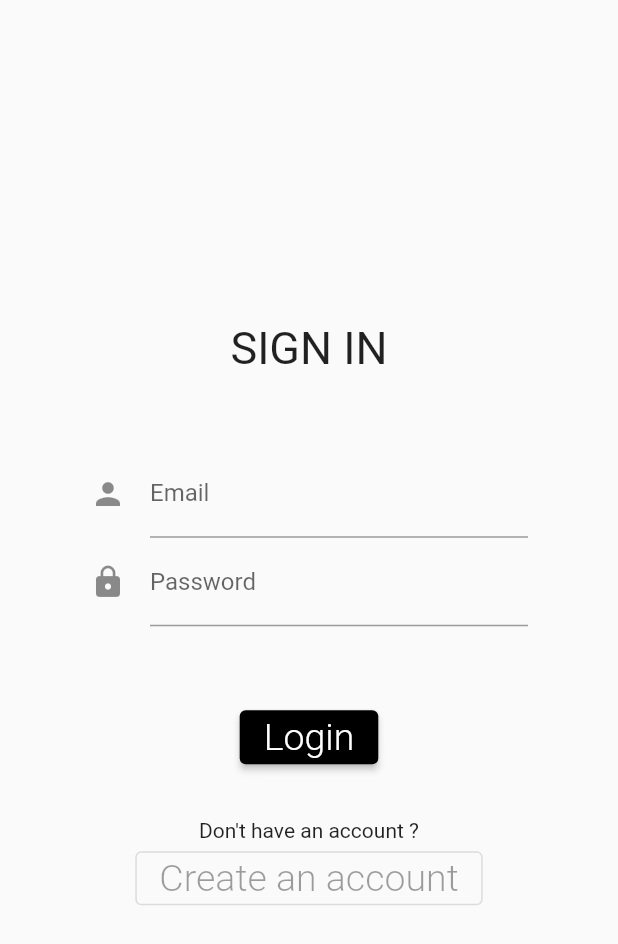
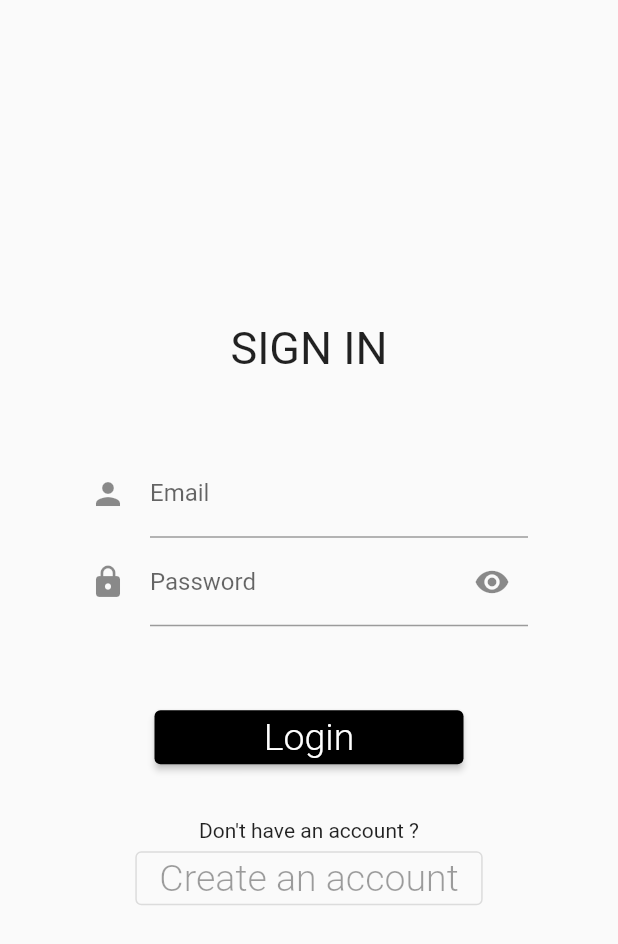
Before and after one commit to a-chatelard/flutter-intro, a Flutter app: the LoginScreen widget shown alone on an empty page, opened directly, on a phone screen of 412 x 824 dp. Shown: the top 944 px of the screen. Run offline on Flutter 3.47's test engine with Material 2 defaults, Android fonts, the phone set to English and light mode, and no system bars; our stand-ins replace camera; missing offline and left inert: function_tree.

Commit message:
avancée

```diff
--- /dev/null
+++ b/lib/app/screens/app_routes.dart
@@ -0,0 +1,20 @@
+import 'package:flutter/cupertino.dart';
+import 'package:projects/app/screens/auth/login_screen.dart';
+import 'package:projects/app/screens/calcul_history/calcul_history_details_screen.dart';
+import 'package:projects/app/screens/calcul_history/calcul_history_screen.dart';
+import 'package:projects/app/screens/calculator/calculator_screen.dart';
+import 'package:projects/app/screens/splash/splash_screen.dart';
+
+const splashScreen = '/';
+const loginScreen = '/login';
+const homeScreen = '/home';
+const calculHistoryScreen = 'history';
+const calculHistoryDetailsScreen = '/history-details';
+
+Map<String, WidgetBuilder> appRoutes = {
+  splashScreen: (context) => SplashScreen(),
+  loginScreen: (context) => LoginScreen(),
+  homeScreen: (context) => CalculatorScreen(),
+  calculHistoryScreen: (context) => CalculHistoryScreen(),
+  calculHistoryDetailsScreen: ((context) => const CalculHistoryDetailsScreen())
+};
--- a/lib/app/screens/auth/login_screen.dart
+++ b/lib/app/screens/auth/login_screen.dart
@@ -10,16 +10,17 @@ class LoginScreen extends StatefulWidget {
 
 class _LoginScreenState extends State<LoginScreen> {
   final GlobalKey<FormState> _formKey = GlobalKey<FormState>();
-  final _usernameController = TextEditingController();
+  final _emailController = TextEditingController();
   final _passwordController = TextEditingController();
   AutovalidateMode _autovalidate = AutovalidateMode.disabled;
+  bool isObscure = true;
 
-  void _onSubmit() {
+  _onSubmit() {
     if (_formKey.currentState!.validate()) {
-      if (_usernameController.text == "admin@admin.admin" &&
+      if (_emailController.text == "admin@admin.admin" &&
           _passwordController.text == "password") {
-        Navigator.push(
-            context, MaterialPageRoute(builder: (context) => CalculatorPage()));
+        Navigator.push(context,
+            MaterialPageRoute(builder: (context) => CalculatorScreen()));
       }
     } else {}
     setState(() {
@@ -33,6 +34,7 @@ class _LoginScreenState extends State<LoginScreen> {
     return Material(
       child: Center(
         child: Form(
+          autovalidateMode: _autovalidate,
           key: _formKey,
           child: Column(
             mainAxisAlignment: MainAxisAlignment.center,
@@ -49,7 +51,8 @@ class _LoginScreenState extends State<LoginScreen> {
                     TextFormField(
                       decoration: InputDecoration(
                           icon: Icon(Icons.person), labelText: "Email"),
-                      controller: _usernameController,
+                      keyboardType: TextInputType.emailAddress,
+                      controller: _emailController,
                       validator: (value) {
                         if (value == null || value.trim().isEmpty) {
                           return "Field cannot be empty.";
@@ -62,9 +65,19 @@ class _LoginScreenState extends State<LoginScreen> {
                       },
                     ),
                     TextFormField(
-                      obscureText: true,
+                      obscureText: isObscure,
                       decoration: InputDecoration(
-                          icon: Icon(Icons.lock), labelText: "Password"),
+                          icon: Icon(Icons.lock),
+                          labelText: "Password",
+                          suffixIcon: IconButton(
+                              onPressed: () {
+                                setState(() {
+                                  isObscure = !isObscure;
+                                });
+                              },
+                              icon: isObscure
+                                  ? Icon(Icons.visibility)
+                                  : Icon(Icons.visibility_off))),
                       controller: _passwordController,
                       validator: (value) {
                         if (value == null || value.trim().isEmpty) {
@@ -77,6 +90,8 @@ class _LoginScreenState extends State<LoginScreen> {
                 ),
               ),
               ElevatedButton(
+                style: ElevatedButton.styleFrom(
+                    fixedSize: Size.fromWidth(screenWidth / 2)),
                 child: Text(
                   "Login",
                   style: TextStyle(fontSize: 25, fontWeight: FontWeight.w300),
--- a/lib/app/screens/splash/splash_screen.dart
+++ b/lib/app/screens/splash/splash_screen.dart
@@ -1,5 +1,5 @@
 import 'package:flutter/material.dart';
-import 'package:projects/app/screens/auth/login_screen.dart';
+import 'package:projects/app/screens/app_routes.dart';
 
 class SplashScreen extends StatelessWidget {
   const SplashScreen({Key? key}) : super(key: key);
@@ -30,8 +30,7 @@ class SplashScreen extends StatelessWidget {
         ),
       ),
       onPressed: () {
-        Navigator.push(
-            context, MaterialPageRoute(builder: (context) => LoginScreen()));
+        Navigator.pushReplacementNamed(context, homeScreen);
       },
       style: ElevatedButton.styleFrom(primary: Colors.white),
     ));
```
Also changed, not shown: lib/app/screens/calcul_history/calcul_history_details_screen.dart (added, +28 -0 lines), lib/app/screens/calcul_history/calcul_history_screen.dart (+12 -2 lines), lib/app/screens/calculator/calculator_screen.dart (+7 -10 lines), lib/app/screens/scan_facture/display_facture_screen.dart (added, +20 -0 lines), lib/app/screens/scan_facture/scan_facture_screen.dart (+2 -19 lines), lib/main.dart (+6 -10 lines).
